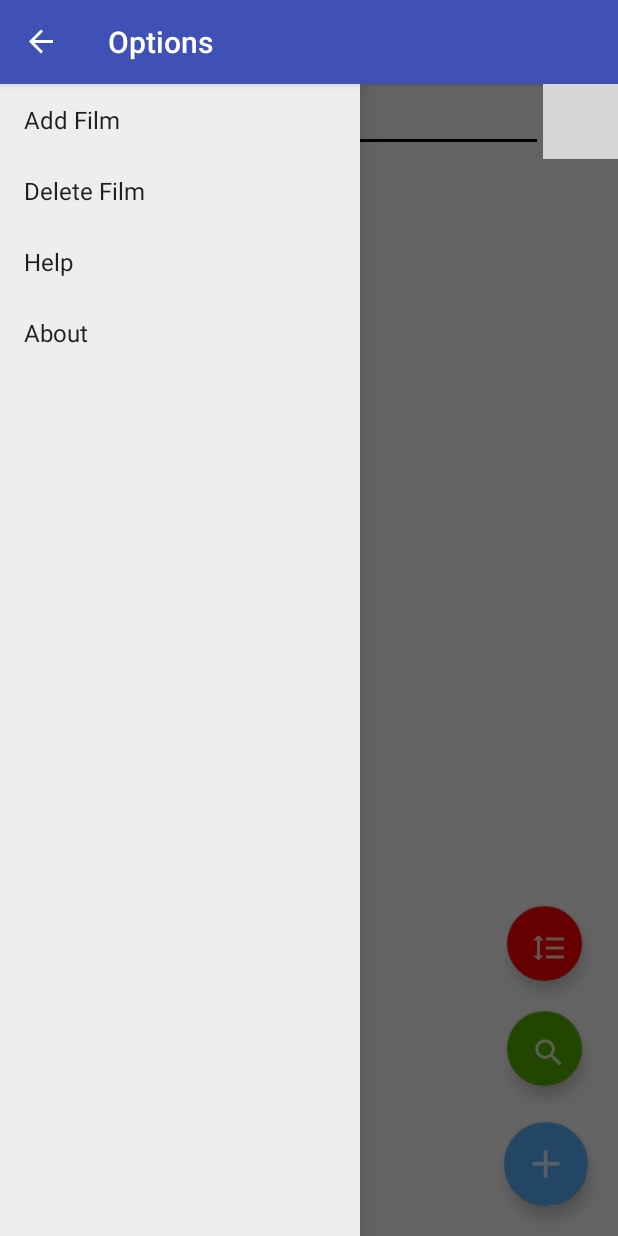
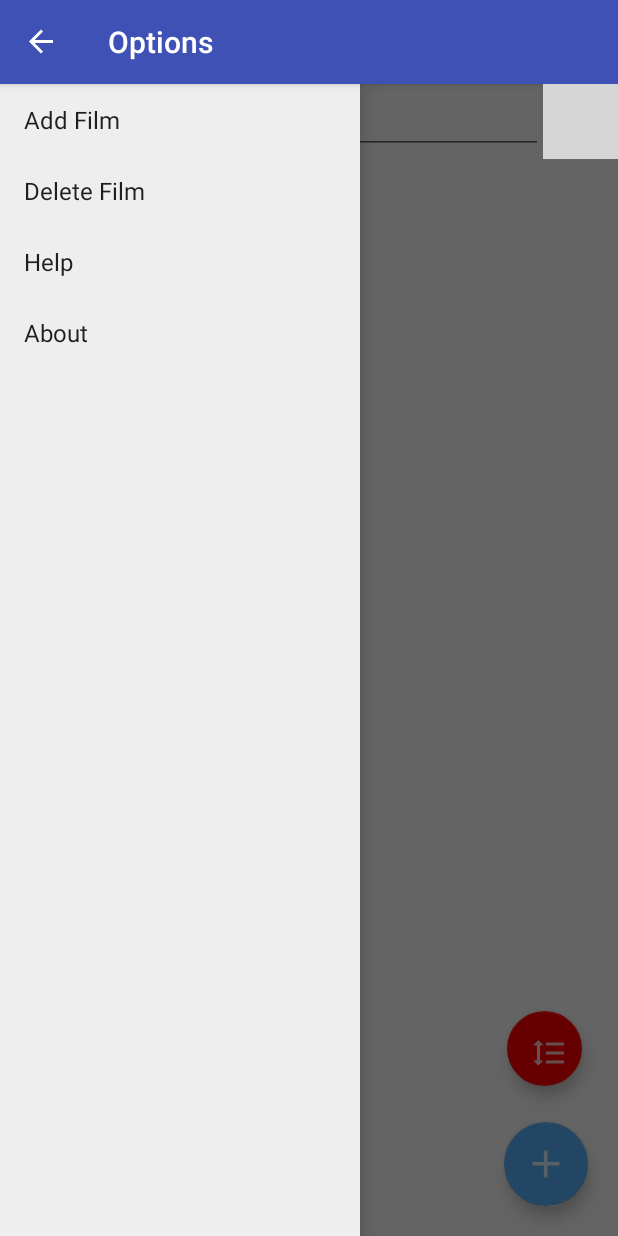
Before and after one commit to JosepBernad/MyFilmDatabase, an Android app: the screen it shows after launch (MainActivity), with the side drawer open, on a phone screen of 412 x 824 dp. Run offline under Robolectric (Android 15) with nearby library versions, the phone set to English and light mode, and no system bars; 3 statements that could not run were skipped; grey boxes are pictures that could not be loaded.

Commit message:
Search visualment fet (falta implementar el funcionament) i petites correccions grafiques

```diff
--- a/app/src/main/java/com/example/pr_idi/mydatabaseexample/Adapters/FilmsAdapter.java
+++ b/app/src/main/java/com/example/pr_idi/mydatabaseexample/Adapters/FilmsAdapter.java
@@ -4,6 +4,8 @@ import android.support.v7.widget.RecyclerView;
 import android.view.LayoutInflater;
 import android.view.View;
 import android.view.ViewGroup;
+import android.widget.Filter;
+import android.widget.Filterable;
 import android.widget.TextView;
 
 import com.example.pr_idi.mydatabaseexample.Class.Film;
@@ -57,5 +59,4 @@ public class FilmsAdapter extends RecyclerView.Adapter<FilmsAdapter.filmViewHold
             directorYear = (TextView)itemView.findViewById(R.id.yearDirector);
         }
     }
-
 }
--- a/app/src/main/java/com/example/pr_idi/mydatabaseexample/MainActivity.java
+++ b/app/src/main/java/com/example/pr_idi/mydatabaseexample/MainActivity.java
@@ -8,8 +8,11 @@ import android.content.res.Configuration;
 import android.support.v4.view.GravityCompat;
 import android.support.v7.app.ActionBarDrawerToggle;
 import android.support.v7.app.AlertDialog;
+import android.text.Editable;
+import android.text.TextWatcher;
 import android.view.MenuItem;
 import android.widget.EditText;
+import android.widget.Filter;
 import android.widget.LinearLayout;
 import android.widget.ListView;
 
@@ -29,6 +32,8 @@ import android.view.View;
 import android.widget.AdapterView;
 import android.widget.ArrayAdapter;
 import android.widget.ListView;
+import android.widget.Spinner;
+import android.widget.TextView;
 import android.widget.Toast;
 
 import com.example.pr_idi.mydatabaseexample.Adapters.FilmsAdapter;
@@ -67,6 +72,8 @@ public class MainActivity extends AppCompatActivity implements View.OnClickListe
     private ActionBarDrawerToggle mDrawerToggle;
     private String mActivityTitle;
 
+    private TextWatcher filterTextWatcher;
+
     private String sortBy = "title";
 
     private String[] var;
@@ -99,13 +106,13 @@ public class MainActivity extends AppCompatActivity implements View.OnClickListe
         FloatingActionButton addButton = (FloatingActionButton) findViewById(R.id.addButton);
         addButton.setOnClickListener(this);
 
-        /**  Search button */
-        FloatingActionButton searchButton = (FloatingActionButton) findViewById(R.id.searchButton);
-        searchButton.setOnClickListener(this);
 
         /** Sort button */
         FloatingActionButton sortButton = (FloatingActionButton) findViewById(R.id.sortButton);
         sortButton.setOnClickListener(this);
+
+        /** Search by spinner */
+        setupSpinner();
 
         var = new String[3];
         var[0] = "title";
@@ -186,8 +193,6 @@ public class MainActivity extends AppCompatActivity implements View.OnClickListe
 
                 break;
 
-            case R.id.searchButton:
-                createRadioListDialog().show();
         }
 
     }
@@ -304,52 +309,6 @@ public class MainActivity extends AppCompatActivity implements View.OnClickListe
         }
     }
 
-    public AlertDialog createRadioListDialog() {
-        AlertDialog.Builder builder = new AlertDialog.Builder(this);
-
-        final EditText input = new EditText(MainActivity.this);
-        LinearLayout.LayoutParams lp = new LinearLayout.LayoutParams(
-                LinearLayout.LayoutParams.MATCH_PARENT,
-                LinearLayout.LayoutParams.MATCH_PARENT);
-        input.setLayoutParams(lp);
-
-        final CharSequence[] items = new CharSequence[3];
-
-        items[0] = "By Film";
-        items[1] = "By Actor";
-        items[2] = "By Director";
-
-        builder.setView(input);
-
-        builder.setTitle("Search")
-                //.setView(input)
-                /*
-                .setPositiveButton("OK",
-                        new DialogInterface.OnClickListener() {
-                            @Override
-                            public void onClick(DialogInterface dialog, int which) {
-                                //listener.onPossitiveButtonClick();
-                                Toast.makeText(
-                                        MainActivity.this,
-                                        "Search" + items[which],
-                                        Toast.LENGTH_SHORT)
-                                        .show();
-                            }
-                        })
-                */
-                .setSingleChoiceItems(items, 0, new DialogInterface.OnClickListener() {
-                    @Override
-                    public void onClick(DialogInterface dialog, int which) {
-                        Toast.makeText(
-                                MainActivity.this,
-                                "S'ha seleccionat: " + items[which],
-                                Toast.LENGTH_SHORT)
-                                .show();
-                    }
-                });
-        return builder.create();
-    }
-
 
     void sortArrayList()
     {
@@ -422,4 +381,36 @@ public class MainActivity extends AppCompatActivity implements View.OnClickListe
                 .setActionStatus(Action.STATUS_TYPE_COMPLETED)
                 .build();
     }
+
+    private void setupSpinner(){
+        final EditText searchText = (EditText) findViewById(R.id.searchText);
+        Spinner dropdown = (Spinner)findViewById(R.id.my_spinner);
+        String[] items = new String[]{"Search by Title", "Search by Director", "Search by Year", "Search by Actor"};
+        dropdown.setOnItemSelectedListener(new AdapterView.OnItemSelectedListener() {
+            public void onItemSelected(AdapterView<?> parent, View view, int position, long id) {
+                // hide selection text
+                ((TextView)view).setText(null);
+                switch (position){
+                    case 0:
+                        searchText.setHint("Search by Title...");
+                        break;
+                    case 1:
+                        searchText.setHint("Search by Director...");
+                        break;
+                    case 2:
+                        searchText.setHint("Search by Year...");
+                        break;
+                    case 3:
+                        searchText.setHint("Search by Actor...");
+                        break;
+                }
+                // if you want you can change background here
+            }
+            public void onNothingSelected(AdapterView<?> arg0) {}
+        });
+        ArrayAdapter<String> adapterSpin = new ArrayAdapter<String>(this, android.R.layout.simple_spinner_dropdown_item, items);
+        dropdown.setAdapter(adapterSpin);
+
+
+    }
 }
--- a/app/src/main/res/layout/main.xml
+++ b/app/src/main/res/layout/main.xml
@@ -26,6 +26,8 @@
                 android:visibility="gone"/>
 
             <LinearLayout
+                android:focusable="true"
+                android:focusableInTouchMode="true"
                 android:orientation="horizontal"
                 android:layout_width="match_parent"
                 android:layout_height="wrap_content"
@@ -33,6 +35,7 @@
 
                 <!-- Text que cercar -->
                 <EditText
+                    android:windowSoftInputMode="stateUnchanged"
                     android:layout_width="wrap_content"
                     android:layout_height="wrap_content"
                     android:inputType="textPersonName"
@@ -42,11 +45,13 @@
                     android:layout_weight="1.70" />
 
                 <!-- Botó desplegable (o algo) per triar què busques -->
-                <ImageButton
+                <Spinner
+                    android:id="@+id/my_spinner"
                     android:layout_width="50dp"
                     android:layout_height="50dp"
                     android:src="@drawable/ic_action_name"
-                    android:id="@+id/searchByButton" />
+                    android:background="@drawable/ic_action_name"
+                    />
 
             </LinearLayout>
 
@@ -70,10 +75,10 @@
             app:backgroundTint="#ff0000"
             android:layout_alignParentBottom="true"
             android:layout_alignParentEnd="true"
-            android:layout_marginBottom="170dp"
+            android:layout_marginBottom="100dp"
             android:layout_marginEnd="24dp"
             />
-
+        <!--
         <android.support.design.widget.FloatingActionButton
             android:id="@+id/searchButton"
             android:layout_width="50dp"
@@ -87,7 +92,7 @@
             android:layout_marginBottom="100dp"
             android:layout_marginEnd="24dp"
             />
-
+            -->
 
         <android.support.design.widget.FloatingActionButton
             android:id="@+id/addButton"
--- a/app/src/main/res/values/strings.xml
+++ b/app/src/main/res/values/strings.xml
@@ -2,4 +2,5 @@
     <string name="app_name">MyFilmDatabase</string>
     <string name="drawer_open">Open navigation drawer</string>
     <string name="drawer_close">Close navigation drawer</string>
+    <string name="spinner_title">Search by</string>
 </resources>
```
